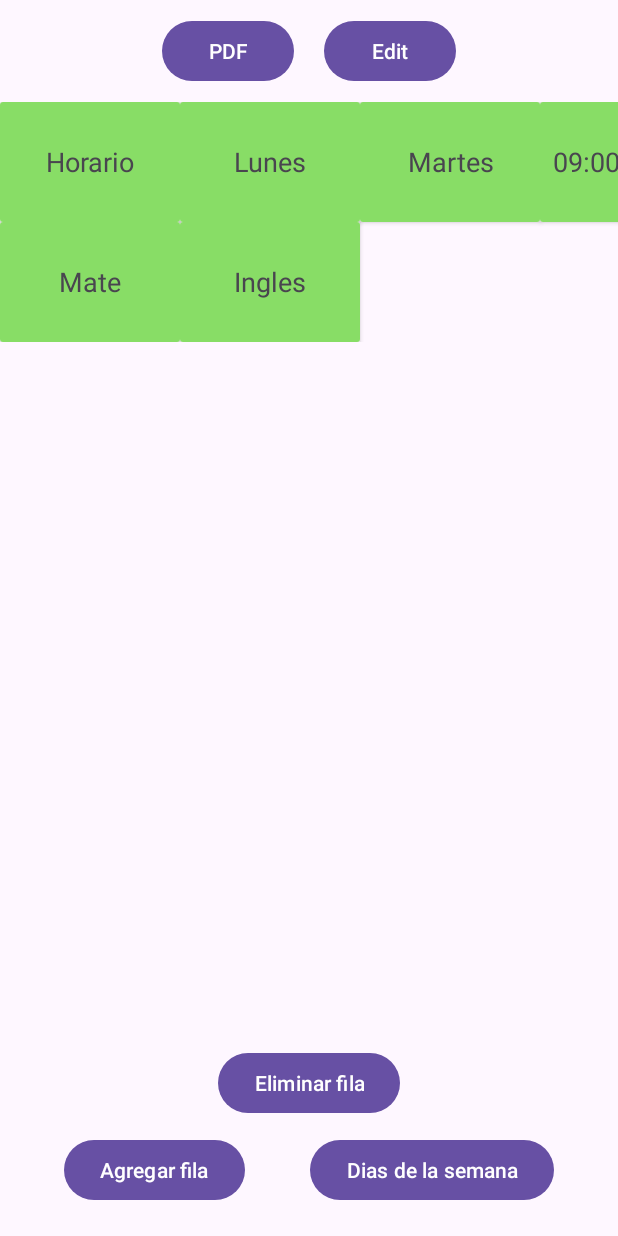
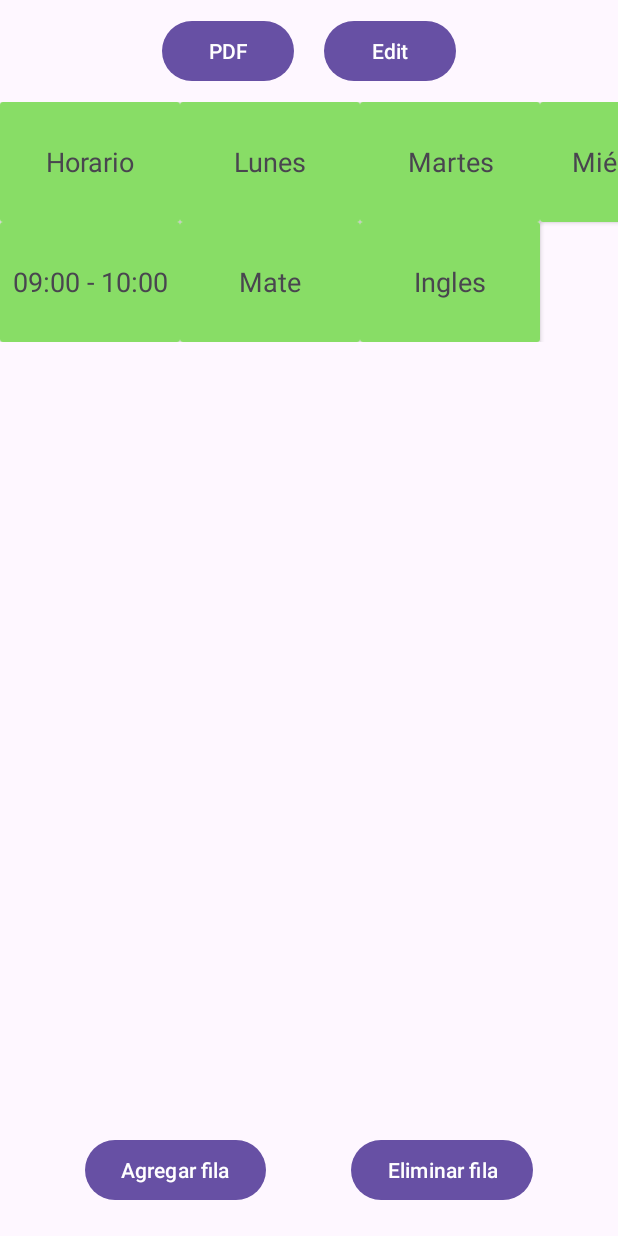
Before and after one commit to AlexisPaleta/OrganizerApp, an Android app: the screen it shows after launch (MainActivity), on a phone screen of 412 x 824 dp. Run offline under Robolectric (Android 15) with nearby library versions, the phone set to English and light mode, and no system bars.

Commit message:
The weekDays logic will not be implemented temporaly, the schedule will always show 6 days and the hours column, this is only for simplicity

```diff
--- a/app/src/main/java/com/fcc/organizador/schedule/Schedule.kt
+++ b/app/src/main/java/com/fcc/organizador/schedule/Schedule.kt
@@ -2,5 +2,6 @@ package com.fcc.organizador.schedule
 
 data class Schedule(
     val text: String,
-    val color: Int
+    val color: Int,
+    val position: Int
 )
--- a/app/src/main/java/com/fcc/organizador/schedule/ScheduleProvider.kt
+++ b/app/src/main/java/com/fcc/organizador/schedule/ScheduleProvider.kt
@@ -6,8 +6,10 @@ class ScheduleProvider {
 
     companion object{
         val scheduleList = listOf(
-            Schedule("Horario", Color.YELLOW), Schedule("Lunes", Color.YELLOW), Schedule("Martes", Color.YELLOW),
-            Schedule("09:00 - 10:00", Color.YELLOW), Schedule("Mate", Color.YELLOW), Schedule("Ingles", Color.YELLOW)
+            Schedule("Horario", Color.YELLOW, 0), Schedule("Lunes", Color.YELLOW, 1), Schedule("Martes", Color.YELLOW, 2),
+            Schedule("Miércoles", Color.YELLOW, 3), Schedule("Jueves", Color.YELLOW, 4), Schedule("Viernes", Color.YELLOW, 5),
+            Schedule("Sábado", Color.YELLOW, 6), Schedule("09:00 - 10:00", Color.YELLOW, 7), Schedule("Mate", Color.YELLOW, 8),
+            Schedule("Ingles", Color.YELLOW, 9)
         )
     }
 }
--- a/app/src/main/java/com/fcc/organizador/schedule/ScheduleViewModel.kt
+++ b/app/src/main/java/com/fcc/organizador/schedule/ScheduleViewModel.kt
@@ -3,7 +3,7 @@ package com.fcc.organizador.schedule
 import androidx.lifecycle.ViewModel
 
 class ScheduleViewModel: ViewModel() {
-    private var columnsCount = 3
+    private var columnsCount = 7
 
     fun getColumnsCount(): Int{
         return columnsCount
--- a/app/src/main/res/layout/fragment_schedule.xml
+++ b/app/src/main/res/layout/fragment_schedule.xml
@@ -47,26 +47,16 @@
         android:text="Agregar fila"
         app:layout_constraintBottom_toBottomOf="parent"
         app:layout_constraintStart_toStartOf="parent"
-        app:layout_constraintEnd_toStartOf="@+id/btnEditColumn"
+        app:layout_constraintEnd_toStartOf="@+id/btnDeleteRow"
         android:layout_marginBottom="20dp"/>
-
-    <Button
-        android:id="@+id/btnEditColumn"
-        android:layout_width="wrap_content"
-        android:layout_height="wrap_content"
-        android:text="Dias de la semana"
-        app:layout_constraintTop_toTopOf="@id/btnAddRow"
-        app:layout_constraintStart_toEndOf="@id/btnAddRow"
-        app:layout_constraintEnd_toEndOf="parent"/>
 
     <Button
         android:id="@+id/btnDeleteRow"
         android:layout_width="wrap_content"
         android:layout_height="wrap_content"
         android:text="Eliminar fila"
-        app:layout_constraintBottom_toTopOf="@id/btnAddRow"
-        android:layout_marginBottom="10dp"
-        app:layout_constraintStart_toStartOf="parent"
+        app:layout_constraintTop_toTopOf="@id/btnAddRow"
+        app:layout_constraintStart_toEndOf="@id/btnAddRow"
         app:layout_constraintEnd_toEndOf="parent"/>
 
 
```
Also changed, not shown: app/src/main/java/com/fcc/organizador/schedule/ScheduleFragment.kt (+5 -35 lines).
